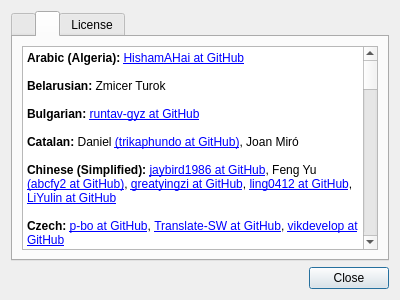
Before: the Qt Designer form Kvantum/kvantummanager/about.ui in tsujan/Kvantum, drawn with Qt 5.
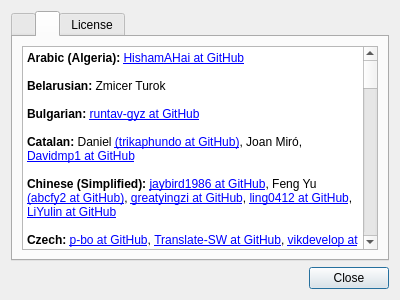
After: the same form once the commit is applied. The open tabs and pages were chosen to show the change.

Commit message: Cleaned up the code and removed old codes about GTK DEs

```diff
--- a/Kvantum/kvantummanager/about.ui
+++ b/Kvantum/kvantummanager/about.ui
@@ -103,13 +103,13 @@
 &lt;p style=&quot;-qt-paragraph-type:empty; margin-top:0px; margin-bottom:0px; margin-left:0px; margin-right:0px; -qt-block-indent:0; text-indent:0px;&quot;&gt;&lt;br /&gt;&lt;/p&gt;
 &lt;p style=&quot; margin-top:0px; margin-bottom:0px; margin-left:0px; margin-right:0px; -qt-block-indent:0; text-indent:0px;&quot;&gt;&lt;span style=&quot; font-weight:600;&quot;&gt;Bulgarian:&lt;/span&gt; &lt;a href=&quot;https://github.com/runtav-gyz&quot;&gt;runtav-gyz at GitHub&lt;/a&gt;&lt;/p&gt;
 &lt;p style=&quot;-qt-paragraph-type:empty; margin-top:0px; margin-bottom:0px; margin-left:0px; margin-right:0px; -qt-block-indent:0; text-indent:0px;&quot;&gt;&lt;br /&gt;&lt;/p&gt;
-&lt;p style=&quot; margin-top:0px; margin-bottom:0px; margin-left:0px; margin-right:0px; -qt-block-indent:0; text-indent:0px;&quot;&gt;&lt;span style=&quot; font-weight:600;&quot;&gt;Catalan:&lt;/span&gt; Daniel &lt;a href=&quot;https://github.com/trikaphundo&quot;&gt;(trikaphundo at GitHub)&lt;/a&gt;, Joan Miró&lt;/p&gt;
+&lt;p style=&quot; margin-top:0px; margin-bottom:0px; margin-left:0px; margin-right:0px; -qt-block-indent:0; text-indent:0px;&quot;&gt;&lt;span style=&quot; font-weight:600;&quot;&gt;Catalan:&lt;/span&gt; Daniel &lt;a href=&quot;https://github.com/trikaphundo&quot;&gt;(trikaphundo at GitHub)&lt;/a&gt;, Joan Miró, &lt;a href=&quot;https://github.com/Davidmp1&quot;&gt;Davidmp1 at GitHub&lt;/a&gt;&lt;/p&gt;
 &lt;p style=&quot;-qt-paragraph-type:empty; margin-top:0px; margin-bottom:0px; margin-left:0px; margin-right:0px; -qt-block-indent:0; text-indent:0px;&quot;&gt;&lt;br /&gt;&lt;/p&gt;
 &lt;p style=&quot; margin-top:0px; margin-bottom:0px; margin-left:0px; margin-right:0px; -qt-block-indent:0; text-indent:0px;&quot;&gt;&lt;span style=&quot; font-weight:600;&quot;&gt;Chinese (Simplified):&lt;/span&gt; &lt;a href=&quot;https://github.com/jaybird1986&quot;&gt;jaybird1986 at GitHub&lt;/a&gt;, Feng Yu &lt;a href=&quot;https://github.com/abcfy2&quot;&gt;(abcfy2 at GitHub)&lt;/a&gt;, &lt;a href=&quot;https://github.com/greatyingzi&quot;&gt;greatyingzi at GitHub&lt;/a&gt;, &lt;a href=&quot;https://github.com/ling0412&quot;&gt;ling0412 at GitHub&lt;/a&gt;, &lt;a href=&quot;https://github.com/LiYulin-s&quot;&gt;LiYulin at GitHub&lt;/a&gt;&lt;/p&gt;
 &lt;p style=&quot;-qt-paragraph-type:empty; margin-top:0px; margin-bottom:0px; margin-left:0px; margin-right:0px; -qt-block-indent:0; text-indent:0px;&quot;&gt;&lt;br /&gt;&lt;/p&gt;
 &lt;p style=&quot; margin-top:0px; margin-bottom:0px; margin-left:0px; margin-right:0px; -qt-block-indent:0; text-indent:0px;&quot;&gt;&lt;span style=&quot; font-weight:600;&quot;&gt;Czech:&lt;/span&gt; &lt;a href=&quot;https://github.com/p-bo&quot;&gt;p-bo at GitHub&lt;/a&gt;, &lt;a href=&quot;https://github.com/Translate-SW&quot;&gt;Translate-SW at GitHub&lt;/a&gt;, &lt;a href=&quot;https://github.com/vikdevelop&quot;&gt;vikdevelop at GitHub&lt;/a&gt;&lt;/p&gt;
 &lt;p style=&quot;-qt-paragraph-type:empty; margin-top:0px; margin-bottom:0px; margin-left:0px; margin-right:0px; -qt-block-indent:0; text-indent:0px;&quot;&gt;&lt;br /&gt;&lt;/p&gt;
-&lt;p style=&quot; margin-top:0px; margin-bottom:0px; margin-left:0px; margin-right:0px; -qt-block-indent:0; text-indent:0px;&quot;&gt;&lt;span style=&quot; font-weight:600;&quot;&gt;Danish:&lt;/span&gt; &lt;a href=&quot;https://github.com/larshenrikoern&quot;&gt;larshenrikoern at GitHub&lt;/a&gt;, Carl Andersen&lt;/p&gt;
+&lt;p style=&quot; margin-top:0px; margin-bottom:0px; margin-left:0px; margin-right:0px; -qt-block-indent:0; text-indent:0px;&quot;&gt;&lt;span style=&quot; font-weight:600;&quot;&gt;Danish:&lt;/span&gt; &lt;a href=&quot;https://github.com/larshenrikoern&quot;&gt;larshenrikoern at GitHub&lt;/a&gt;, Carl Andersen, Peter Jespersen &lt;a href=&quot;https://github.com/PeterJespersen&quot;&gt;&lt;span;&gt;(PeterJespersen at GitHub)&lt;/a&gt;&lt;/p&gt;
 &lt;p style=&quot;-qt-paragraph-type:empty; margin-top:0px; margin-bottom:0px; margin-left:0px; margin-right:0px; -qt-block-indent:0; text-indent:0px;&quot;&gt;&lt;br /&gt;&lt;/p&gt;
 &lt;p style=&quot; margin-top:0px; margin-bottom:0px; margin-left:0px; margin-right:0px; -qt-block-indent:0; text-indent:0px;&quot;&gt;&lt;span style=&quot; font-weight:600;&quot;&gt;Dutch:&lt;/span&gt; Heimen Stoffels &lt;a href=&quot;https://github.com/Vistaus&quot;&gt;(Vistaus at GitHub)&lt;/a&gt;, &lt;a href=&quot;https://github.com/Pjotr123&quot;&gt;Pjotr123 at GitHub&lt;/a&gt;, &lt;a href=&quot;https://github.com/PanderMusubi&quot;&gt;PanderMusubi at GitHub&lt;/a&gt;&lt;/p&gt;
 &lt;p style=&quot;-qt-paragraph-type:empty; margin-top:0px; margin-bottom:0px; margin-left:0px; margin-right:0px; -qt-block-indent:0; text-indent:0px;&quot;&gt;&lt;br /&gt;&lt;/p&gt;
@@ -123,7 +123,7 @@
 &lt;p style=&quot;-qt-paragraph-type:empty; margin-top:0px; margin-bottom:0px; margin-left:0px; margin-right:0px; -qt-block-indent:0; text-indent:0px;&quot;&gt;&lt;br /&gt;&lt;/p&gt;
 &lt;p style=&quot; margin-top:0px; margin-bottom:0px; margin-left:0px; margin-right:0px; -qt-block-indent:0; text-indent:0px;&quot;&gt;&lt;span style=&quot; font-weight:600;&quot;&gt;German:&lt;/span&gt; Ettore Atalan &lt;a href=&quot;https://github.com/Atalanttore&quot;&gt;(Atalanttore at GitHub)&lt;/a&gt;, hugo G&lt;/a&gt;, Roman Volak &lt;a href=&quot;https://github.com/RomanVolak&quot;&gt;(RomanVolak at GitHub)&lt;/a&gt;&lt;/p&gt;
 &lt;p style=&quot;-qt-paragraph-type:empty; margin-top:0px; margin-bottom:0px; margin-left:0px; margin-right:0px; -qt-block-indent:0; text-indent:0px;&quot;&gt;&lt;br /&gt;&lt;/p&gt;
-&lt;p style=&quot; margin-top:0px; margin-bottom:0px; margin-left:0px; margin-right:0px; -qt-block-indent:0; text-indent:0px;&quot;&gt;&lt;span style=&quot; font-weight:600;&quot;&gt;Greek:&lt;/span&gt; Dimitrios Glentadakis &lt;a href=&quot;https://github.com/dglent&quot;&gt;(dglent at GitHub)&lt;/a&gt;&lt;/p&gt;
+&lt;p style=&quot; margin-top:0px; margin-bottom:0px; margin-left:0px; margin-right:0px; -qt-block-indent:0; text-indent:0px;&quot;&gt;&lt;span style=&quot; font-weight:600;&quot;&gt;Greek:&lt;/span&gt; Dimitrios Glentadakis &lt;a href=&quot;https://github.com/dglent&quot;&gt;(dglent at GitHub)&lt;/a&gt;, Giannis Antypas&lt;/p&gt;
 &lt;p style=&quot;-qt-paragraph-type:empty; margin-top:0px; margin-bottom:0px; margin-left:0px; margin-right:0px; -qt-block-indent:0; text-indent:0px;&quot;&gt;&lt;br /&gt;&lt;/p&gt;
 &lt;p style=&quot; margin-top:0px; margin-bottom:0px; margin-left:0px; margin-right:0px; -qt-block-indent:0; text-indent:0px;&quot;&gt;&lt;span style=&quot; font-weight:600;&quot;&gt;Hebrew:&lt;/span&gt; itay alush &lt;a href=&quot;https://github.com/itayalush1&quot;&gt;(itayalush1 at GitHub)&lt;/a&gt;, Omer I.S. &lt;a href=&quot;https://github.com/omeritzics&quot;&gt;(omeritzics at GitHub)&lt;/a&gt;, Yaron Shahrabani &lt;a href=&quot;https://github.com/yarons&quot;&gt;(yarons at GitHub)&lt;/a&gt;&lt;/p&gt;
 &lt;p style=&quot;-qt-paragraph-type:empty; margin-top:0px; margin-bottom:0px; margin-left:0px; margin-right:0px; -qt-block-indent:0; text-indent:0px;&quot;&gt;&lt;br /&gt;&lt;/p&gt;
```
The commit also changes 11 other files.
